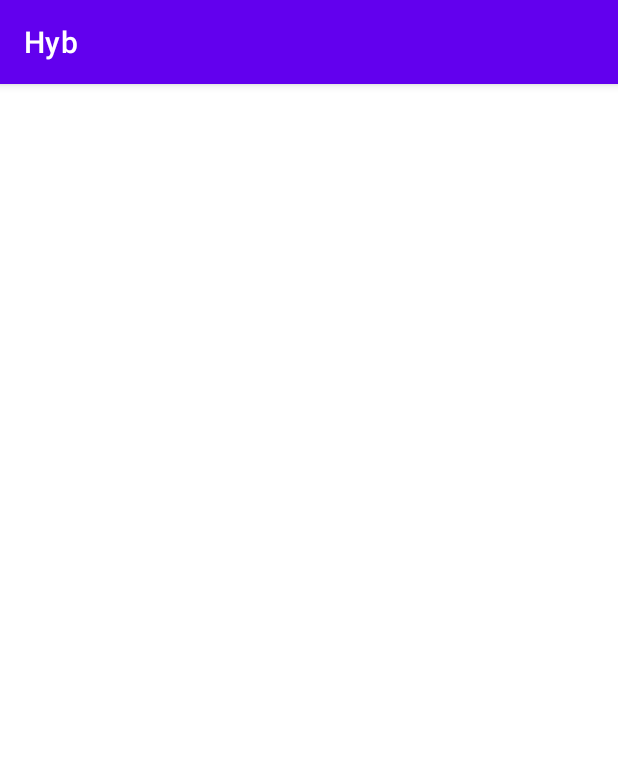
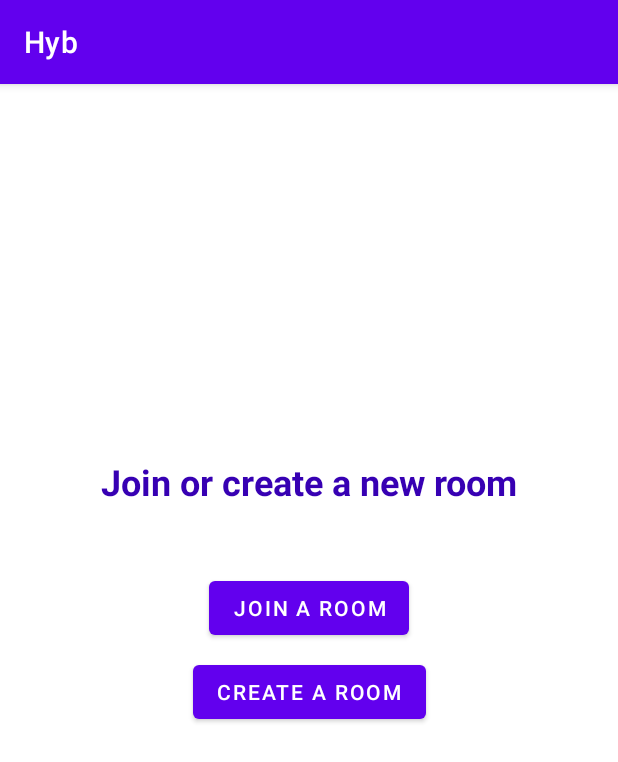
Before and after one commit to RSanlioglu/Hyb, an Android app: the LoginRegisterRoomActivity screen opened directly, with no data from a screen before it, on a phone screen of 412 x 824 dp. Shown: the top 762 px of the screen. Run offline under Robolectric (Android 15) with nearby library versions, the phone set to English and light mode, and no system bars.

Commit message:
Navigation funker

```diff
--- a/app/src/main/java/com/example/hyb/LoginRegisterRoomActivity.java
+++ b/app/src/main/java/com/example/hyb/LoginRegisterRoomActivity.java
@@ -1,6 +1,8 @@
 package com.example.hyb;
 
 import androidx.appcompat.app.AppCompatActivity;
+import androidx.navigation.NavController;
+import androidx.navigation.fragment.NavHostFragment;
 
 import android.content.Intent;
 import android.os.Bundle;
@@ -18,8 +20,7 @@ public class LoginRegisterRoomActivity extends AppCompatActivity {
         Intent receivedIntent = getIntent();
 
         String userinfo = receivedIntent.getStringExtra(RegisterActivity.KEY_NAME);
-
         TextView test = findViewById(R.id.txtUserUid);
-        test.setText(userinfo);
+        test.setText(userinfo);;
     }
 }
--- a/app/src/main/java/com/example/hyb/SelectJoinOrCreateRoom.java
+++ b/app/src/main/java/com/example/hyb/SelectJoinOrCreateRoom.java
@@ -2,13 +2,19 @@ package com.example.hyb;
 
 import android.os.Bundle;
 
+import androidx.annotation.NonNull;
+import androidx.annotation.Nullable;
 import androidx.fragment.app.Fragment;
+import androidx.navigation.NavController;
+import androidx.navigation.Navigation;
 
 import android.view.LayoutInflater;
 import android.view.View;
 import android.view.ViewGroup;
+import android.widget.Button;
 
 public class SelectJoinOrCreateRoom extends Fragment {
+    private String uidKey = " ";
 
     public SelectJoinOrCreateRoom() {
         // Required empty public constructor
@@ -17,7 +23,29 @@ public class SelectJoinOrCreateRoom extends Fragment {
     @Override
     public View onCreateView(LayoutInflater inflater, ViewGroup container,
                              Bundle savedInstanceState) {
+
+        //uidKey = getArguments().getString("uidKey");
         // Inflate the layout for this fragment
         return inflater.inflate(R.layout.fragment_select_join_or_create_room, container, false);
+
+    }
+
+    @Override
+    public void onViewCreated(@NonNull View view, @Nullable Bundle savedInstanceState) {
+        super.onViewCreated(view, savedInstanceState);
+
+        Button btnJoinRoom = view.findViewById(R.id.btnJoinRoom);
+
+        btnJoinRoom.setOnClickListener(new View.OnClickListener() {
+            @Override
+            public void onClick(View v) {
+                NavController navController = Navigation.findNavController(view);
+                SelectJoinOrCreateRoomDirections.ActionSelectJoinOrCreateRoomToJoinRoomFragment action = SelectJoinOrCreateRoomDirections.actionSelectJoinOrCreateRoomToJoinRoomFragment(uidKey);
+
+                action.setUserId(uidKey);
+                navController.navigate(action);
+
+            }
+        });
     }
 }
--- a/app/src/main/java/com/example/hyb/loginActivity.java
+++ b/app/src/main/java/com/example/hyb/loginActivity.java
@@ -85,7 +85,6 @@ public class loginActivity extends AppCompatActivity implements View.OnClickList
             public void onSuccess(DocumentSnapshot documentSnapshot) {
                 UserInfo userInfo = documentSnapshot.toObject(UserInfo.class);
 
-                assert userInfo != null;
                 if(userInfo.getResidentId() == null) {
                     navigateToJoinCreateRoom(userId);
                 } else {
--- a/app/src/main/res/layout/activity_login_register_room.xml
+++ b/app/src/main/res/layout/activity_login_register_room.xml
@@ -1,5 +1,5 @@
 <?xml version="1.0" encoding="utf-8"?>
-<LinearLayout xmlns:android="http://schemas.android.com/apk/res/android"
+<androidx.constraintlayout.widget.ConstraintLayout xmlns:android="http://schemas.android.com/apk/res/android"
     xmlns:app="http://schemas.android.com/apk/res-auto"
     xmlns:tools="http://schemas.android.com/tools"
     android:layout_width="match_parent"
@@ -7,18 +7,40 @@
     tools:context=".LoginRegisterRoomActivity">
 
 
-    <TextView
-        android:id="@+id/txtUserUid"
+    <androidx.constraintlayout.widget.ConstraintLayout
         android:layout_width="wrap_content"
         android:layout_height="wrap_content"
-        android:layout_weight="1"
-        android:text="Test" />
+        app:layout_constraintBottom_toTopOf="@+id/nav_host_fragment"
+        app:layout_constraintEnd_toEndOf="parent"
+        app:layout_constraintStart_toStartOf="parent"
+        app:layout_constraintTop_toTopOf="parent">
 
-    <!--<androidx.fragment.app.FragmentContainerView
-        android:id="@+id/selectJoinOrCreate"
-        android:name="com.example.hyb.SelectJoinOrCreateRoom"
-        android:layout_width="match_parent"
-        android:layout_height="match_parent"
-        />
-        -->
-</LinearLayout>
+        <TextView
+            android:id="@+id/txtUserUid"
+            android:layout_width="wrap_content"
+            android:layout_height="wrap_content"
+            android:layout_weight="1"
+            android:text="@string/username"
+            app:layout_constraintBottom_toBottomOf="parent"
+            app:layout_constraintEnd_toEndOf="parent"
+            app:layout_constraintStart_toStartOf="parent"
+            app:layout_constraintTop_toTopOf="parent" />
+    </androidx.constraintlayout.widget.ConstraintLayout>
+
+    <androidx.fragment.app.FragmentContainerView
+        android:id="@+id/nav_host_fragment"
+        android:name="androidx.navigation.fragment.NavHostFragment"
+        android:layout_width="0dp"
+        android:layout_height="675dp"
+        app:defaultNavHost="true"
+        app:layout_constraintBottom_toBottomOf="parent"
+        app:layout_constraintHorizontal_bias="0.0"
+        app:layout_constraintLeft_toLeftOf="parent"
+
+        app:layout_constraintRight_toRightOf="parent"
+        app:layout_constraintTop_toTopOf="parent"
+        app:layout_constraintVertical_bias="1.0"
+        app:navGraph="@navigation/nav_graph" />
+
+
+</androidx.constraintlayout.widget.ConstraintLayout>
--- a/app/src/main/res/layout/fragment_select_join_or_create_room.xml
+++ b/app/src/main/res/layout/fragment_select_join_or_create_room.xml
@@ -1,14 +1,47 @@
 <?xml version="1.0" encoding="utf-8"?>
 <FrameLayout xmlns:android="http://schemas.android.com/apk/res/android"
+    xmlns:app="http://schemas.android.com/apk/res-auto"
     xmlns:tools="http://schemas.android.com/tools"
     android:layout_width="match_parent"
     android:layout_height="match_parent"
     tools:context=".SelectJoinOrCreateRoom">
 
-    <!-- TODO: Update blank fragment layout -->
-    <TextView
+    <androidx.constraintlayout.widget.ConstraintLayout
         android:layout_width="match_parent"
-        android:layout_height="match_parent"
-        android:text="@string/hello_blank_fragment" />
+        android:layout_height="match_parent">
 
+        <TextView
+            android:id="@+id/textView6"
+            android:layout_width="wrap_content"
+            android:layout_height="wrap_content"
+            android:layout_marginTop="156dp"
+            android:text="@string/join_or_create_a_new_room"
+            android:textColor="@color/purple_700"
+            android:textSize="24sp"
+            android:textStyle="bold"
+            app:layout_constraintEnd_toEndOf="parent"
+            app:layout_constraintStart_toStartOf="parent"
+            app:layout_constraintTop_toTopOf="parent"
+            app:layout_constraintVertical_bias="0.566" />
+
+        <Button
+            android:id="@+id/btnJoinRoom"
+            android:layout_width="wrap_content"
+            android:layout_height="wrap_content"
+            android:layout_marginTop="44dp"
+            android:text="@string/join_a_room"
+            app:layout_constraintEnd_toEndOf="parent"
+            app:layout_constraintStart_toStartOf="parent"
+            app:layout_constraintTop_toBottomOf="@+id/textView6" />
+
+        <Button
+            android:id="@+id/btnCreateRoom"
+            android:layout_width="wrap_content"
+            android:layout_height="wrap_content"
+            android:layout_marginTop="8dp"
+            android:text="@string/create_a_room"
+            app:layout_constraintEnd_toEndOf="parent"
+            app:layout_constraintStart_toStartOf="parent"
+            app:layout_constraintTop_toBottomOf="@+id/btnJoinRoom" />
+    </androidx.constraintlayout.widget.ConstraintLayout>
 </FrameLayout>
--- /dev/null
+++ b/app/src/main/res/navigation/nav_graph.xml
@@ -0,0 +1,26 @@
+<?xml version="1.0" encoding="utf-8"?>
+<navigation xmlns:android="http://schemas.android.com/apk/res/android"
+    xmlns:app="http://schemas.android.com/apk/res-auto"
+    xmlns:tools="http://schemas.android.com/tools"
+    android:id="@+id/nav_graph"
+    app:startDestination="@id/selectJoinOrCreateRoom">
+
+    <fragment
+        android:id="@+id/selectJoinOrCreateRoom"
+        android:name="com.example.hyb.SelectJoinOrCreateRoom"
+        android:label="fragment_select_join_or_create_room"
+        tools:layout="@layout/fragment_select_join_or_create_room" >
+        <action
+            android:id="@+id/action_selectJoinOrCreateRoom_to_joinRoomFragment"
+            app:destination="@id/joinRoomFragment" />
+    </fragment>
+    <fragment
+        android:id="@+id/joinRoomFragment"
+        android:name="com.example.hyb.JoinRoomFragment"
+        android:label="fragment_join_room"
+        tools:layout="@layout/fragment_join_room" >
+        <argument
+            android:name="userId"
+            app:argType="string" />
+    </fragment>
+</navigation>
--- a/app/src/main/res/values/strings.xml
+++ b/app/src/main/res/values/strings.xml
@@ -32,4 +32,8 @@
     <string name="create_resident">Create resident</string>
     <!-- TODO: Remove or change this placeholder text -->
     <string name="hello_blank_fragment">Hello blank fragment</string>
+    <string name="username">username</string>
+    <string name="join_or_create_a_new_room">Join or create a new room</string>
+    <string name="join_a_room">Join a room</string>
+    <string name="create_a_room">Create a room</string>
 </resources>
--- a/build.gradle
+++ b/build.gradle
@@ -10,6 +10,8 @@ buildscript {
 
         // NOTE: Do not place your application dependencies here; they belong
         // in the individual module build.gradle files
+        def nav_version = "2.3.5"
+        classpath "androidx.navigation:navigation-safe-args-gradle-plugin:$nav_version"
     }
 }
 
```
Also changed, not shown: app/build.gradle (+9 -0 lines), app/src/main/java/com/example/hyb/JoinRoomFragment.java (added, +23 -0 lines), app/src/main/res/layout/fragment_join_room.xml (added, +34 -0 lines).
